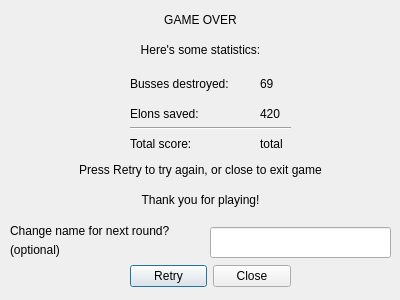
Above: Game/enddialog.ui from Iledius/NysseGame before the change. Below: the same form after it.
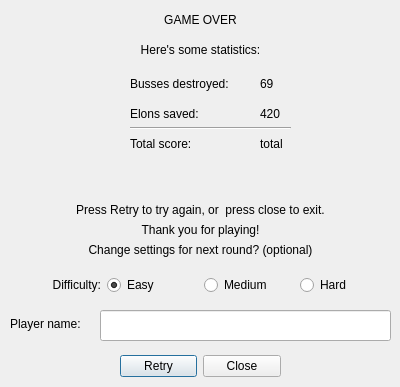
That is the form after the change.

What changed in the file:
```diff
--- a/Game/enddialog.ui
+++ b/Game/enddialog.ui
@@ -7,7 +7,7 @@
     <x>0</x>
     <y>0</y>
     <width>400</width>
-    <height>300</height>
+    <height>387</height>
    </rect>
   </property>
   <property name="windowTitle">
@@ -16,8 +16,8 @@
   <widget class="QDialogButtonBox" name="buttonBox">
    <property name="geometry">
     <rect>
-     <x>130</x>
-     <y>260</y>
+     <x>120</x>
+     <y>350</y>
      <width>161</width>
      <height>32</height>
     </rect>
@@ -32,37 +32,30 @@
   <widget class="QLineEdit" name="lineEdit">
    <property name="geometry">
     <rect>
-     <x>210</x>
-     <y>227</y>
-     <width>181</width>
+     <x>100</x>
+     <y>310</y>
+     <width>291</width>
      <height>31</height>
     </rect>
    </property>
   </widget>
-  <widget class="QLabel" name="label">
-   <property name="geometry">
-    <rect>
-     <x>10</x>
-     <y>220</y>
-     <width>201</width>
-     <height>21</height>
-    </rect>
-   </property>
-   <property name="text">
-    <string>Change name for next round?</string>
-   </property>
-  </widget>
   <widget class="QLabel" name="label_2">
    <property name="geometry">
     <rect>
-     <x>10</x>
+     <x>0</x>
      <y>240</y>
-     <width>63</width>
+     <width>401</width>
      <height>20</height>
     </rect>
    </property>
+   <property name="layoutDirection">
+    <enum>Qt::LeftToRight</enum>
+   </property>
    <property name="text">
-    <string>(optional)</string>
+    <string>Change settings for next round? (optional)</string>
+   </property>
+   <property name="alignment">
+    <set>Qt::AlignCenter</set>
    </property>
   </widget>
   <widget class="QLabel" name="label_3">
@@ -192,13 +185,13 @@
    <property name="geometry">
     <rect>
      <x>0</x>
-     <y>160</y>
+     <y>200</y>
      <width>401</width>
      <height>20</height>
     </rect>
    </property>
    <property name="text">
-    <string>Press Retry to try again, or close to exit game</string>
+    <string>Press Retry to try again, or  press close to exit.</string>
    </property>
    <property name="alignment">
     <set>Qt::AlignCenter</set>
@@ -208,7 +201,7 @@
    <property name="geometry">
     <rect>
      <x>0</x>
-     <y>190</y>
+     <y>220</y>
      <width>401</width>
      <height>20</height>
     </rect>
@@ -220,6 +213,81 @@
     <set>Qt::AlignCenter</set>
    </property>
   </widget>
+  <widget class="QLabel" name="newHsLablel">
+   <property name="geometry">
+    <rect>
+     <x>140</x>
+     <y>160</y>
+     <width>141</width>
+     <height>20</height>
+    </rect>
+   </property>
+   <property name="text">
+    <string/>
+   </property>
+  </widget>
+  <widget class="QWidget" name="horizontalLayoutWidget">
+   <property name="geometry">
+    <rect>
+     <x>10</x>
+     <y>270</y>
+     <width>381</width>
+     <height>30</height>
+    </rect>
+   </property>
+   <layout class="QHBoxLayout" name="horizontalLayout">
+    <item>
+     <widget class="QLabel" name="difficultyLabel">
+      <property name="layoutDirection">
+       <enum>Qt::LeftToRight</enum>
+      </property>
+      <property name="text">
+       <string>Difficulty:</string>
+      </property>
+      <property name="alignment">
+       <set>Qt::AlignRight|Qt::AlignTrailing|Qt::AlignVCenter</set>
+      </property>
+     </widget>
+    </item>
+    <item>
+     <widget class="QRadioButton" name="EasyRadioButton">
+      <property name="text">
+       <string>Easy</string>
+      </property>
+      <property name="checked">
+       <bool>true</bool>
+      </property>
+     </widget>
+    </item>
+    <item>
+     <widget class="QRadioButton" name="mediumRadioButton">
+      <property name="text">
+       <string>Medium</string>
+      </property>
+     </widget>
+    </item>
+    <item>
+     <widget class="QRadioButton" name="hardRadioButton">
+      <property name="text">
+       <string>Hard</string>
+      </property>
+     </widget>
+    </item>
+   </layout>
+  </widget>
+  <widget class="QLabel" name="label">
+   <property name="geometry">
+    <rect>
+     <x>10</x>
+     <y>310</y>
+     <width>83</width>
+     <height>28</height>
+    </rect>
+   </property>
+   <property name="text">
+    <string>Player name:</string>
+   </property>
+  </widget>
  </widget>
  <resources/>
  <connections>
```
Left out of the diff: 14 changed lines with no effect on the pictures.
